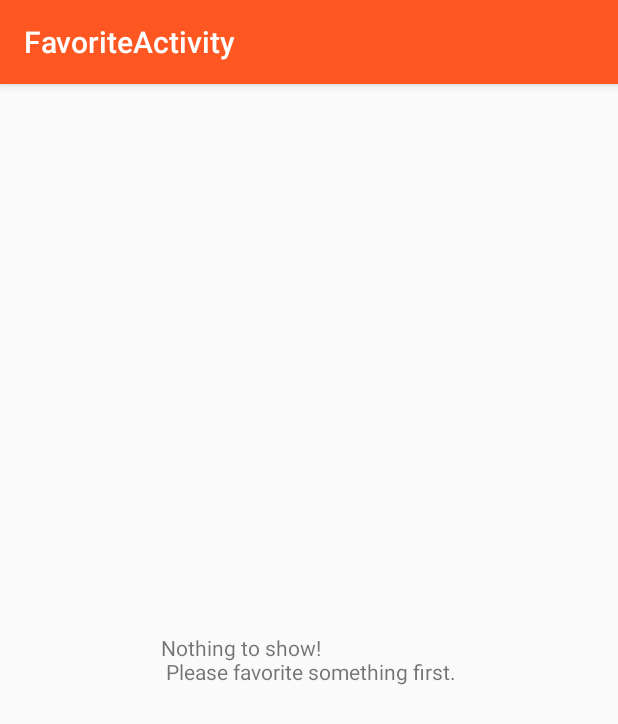
After one commit to Favna/KB-50.10-Repo, an Android app: the FavoriteActivity screen opened directly, with no data from a screen before it, on a phone screen of 412 x 824 dp. The commit adds this screen. Shown: the top 724 px of the screen. Run offline under Robolectric (Android 15) with nearby library versions, the phone set to English and light mode, and no system bars.

Commit message:
Core/Activity: Favorite Activity, About Activity start. New Menu item

```diff
--- /dev/null
+++ b/WorkSurge/app/src/main/java/com/example/method/worksurge/View/FavoriteActivity.java
@@ -0,0 +1,38 @@
+package com.example.method.worksurge.View;
+
+import android.os.Bundle;
+import android.support.design.widget.FloatingActionButton;
+import android.support.design.widget.Snackbar;
+import android.support.v7.app.AppCompatActivity;
+import android.support.v7.widget.Toolbar;
+import android.view.View;
+import android.widget.ListView;
+import android.widget.TextView;
+
+import com.example.method.worksurge.R;
+
+public class FavoriteActivity extends AppCompatActivity {
+    private ListView list;
+    private TextView message;
+
+    @Override
+    protected void onCreate(Bundle savedInstanceState) {
+        super.onCreate(savedInstanceState);
+        setContentView(R.layout.activity_favorite);
+        Toolbar toolbar = (Toolbar) findViewById(R.id.toolbar);
+        setSupportActionBar(toolbar);
+
+        list = (ListView) findViewById(R.id.liv_vacancies);
+        message = (TextView) findViewById(R.id.txtMessage);
+        message.setVisibility(View.GONE);
+        // Retrieve DB content
+
+        // Check if content = 0
+
+        // Tell the user to favorite something
+        list.setVisibility(View.GONE);
+        message.setVisibility(View.VISIBLE);
+        message.setText("Nothing to show! \n Please favorite something first.");
+    }
+
+}
--- a/WorkSurge/app/src/main/java/com/example/method/worksurge/View/SearchActivity.java
+++ b/WorkSurge/app/src/main/java/com/example/method/worksurge/View/SearchActivity.java
@@ -56,6 +56,9 @@ public class SearchActivity extends AppCompatActivity {
                 break;
             case R.id.action_about:
                 startActivity(new Intent(getApplicationContext(), SettingsActivity.class)); // TODO: add about activity
+                break;
+            case R.id.action_favorites:
+                startActivity(new Intent(getApplicationContext(), FavoriteActivity.class));
                 break;
             default:
                 break;
--- /dev/null
+++ b/WorkSurge/app/src/main/res/layout/activity_favorite.xml
@@ -0,0 +1,27 @@
+<?xml version="1.0" encoding="utf-8"?>
+<android.support.design.widget.CoordinatorLayout xmlns:android="http://schemas.android.com/apk/res/android"
+    xmlns:app="http://schemas.android.com/apk/res-auto"
+    xmlns:tools="http://schemas.android.com/tools"
+    android:layout_width="match_parent"
+    android:layout_height="match_parent"
+    android:fitsSystemWindows="true"
+    tools:context="com.example.method.worksurge.View.FavoriteActivity">
+
+    <android.support.design.widget.AppBarLayout
+        android:layout_width="match_parent"
+        android:layout_height="wrap_content"
+        android:theme="@style/AppTheme.AppBarOverlay">
+
+        <android.support.v7.widget.Toolbar
+            android:id="@+id/toolbar"
+            android:layout_width="match_parent"
+            android:layout_height="?attr/actionBarSize"
+            android:background="?attr/colorPrimary"
+            app:popupTheme="@style/AppTheme.PopupOverlay" />
+
+    </android.support.design.widget.AppBarLayout>
+
+    <include layout="@layout/content_favorite"
+        android:id="@+id/livList" />
+
+</android.support.design.widget.CoordinatorLayout>
--- /dev/null
+++ b/WorkSurge/app/src/main/res/layout/content_favorite.xml
@@ -0,0 +1,32 @@
+<?xml version="1.0" encoding="utf-8"?>
+<RelativeLayout xmlns:android="http://schemas.android.com/apk/res/android"
+    xmlns:app="http://schemas.android.com/apk/res-auto"
+    xmlns:tools="http://schemas.android.com/tools"
+    android:layout_width="match_parent"
+    android:layout_height="match_parent"
+    android:paddingBottom="@dimen/activity_vertical_margin"
+    android:paddingLeft="@dimen/activity_horizontal_margin"
+    android:paddingRight="@dimen/activity_horizontal_margin"
+    android:paddingTop="@dimen/activity_vertical_margin"
+    app:layout_behavior="@string/appbar_scrolling_view_behavior"
+    tools:context="com.example.method.worksurge.View.FavoriteActivity"
+    tools:showIn="@layout/activity_favorite">
+
+    <ListView
+        android:layout_width="wrap_content"
+        android:layout_height="wrap_content"
+        android:id="@+id/liv_vacancies"
+        android:layout_gravity="left|top"
+        android:background="@drawable/gradient_default"
+        android:choiceMode="singleChoice"
+        android:smoothScrollbar="true" />
+
+    <TextView
+        android:layout_width="wrap_content"
+        android:layout_height="wrap_content"
+        android:text="New Text"
+        android:id="@+id/txtMessage"
+        android:layout_centerVertical="true"
+        android:layout_centerHorizontal="true" />
+
+</RelativeLayout>
--- a/WorkSurge/app/src/main/res/layout/fragment_list.xml
+++ b/WorkSurge/app/src/main/res/layout/fragment_list.xml
@@ -3,8 +3,6 @@
     android:layout_width="match_parent"
     android:layout_height="match_parent"
     tools:context=".View.ListFragment">
-
-    <!-- TODO: Update blank fragment layout -->
 
     <ListView
         android:layout_width="wrap_content"
--- a/WorkSurge/app/src/main/res/values/strings.xml
+++ b/WorkSurge/app/src/main/res/values/strings.xml
@@ -5,6 +5,7 @@
     <string name="app_name">WorkSurge</string>
 
     <!-- Menu -->
+    <string name="action_favorites">Favorites</string>
     <string name="action_settings">Settings</string>
     <string name="title_activity_settings">Settings</string>
     <string name="action_about">About</string>
@@ -89,4 +90,6 @@
     <string name="pref_ringtone_silent">Silent</string>
 
     <string name="pref_title_vibrate">Vibrate</string>
+    <string name="title_activity_favorite">FavoriteActivity</string>
+    <string name="title_activity_about">AboutActivity</string>
 </resources>
```
Also changed, not shown: WorkSurge/app/src/main/AndroidManifest.xml (+14 -7 lines), WorkSurge/app/src/main/java/com/example/method/worksurge/View/AboutActivity.java (added, +22 -0 lines), WorkSurge/app/src/main/res/layout/activity_about.xml (added, +26 -0 lines), WorkSurge/app/src/main/res/layout/content_about.xml (added, +15 -0 lines), WorkSurge/app/src/main/res/menu/menu_search.xml (+8 -0 lines).
